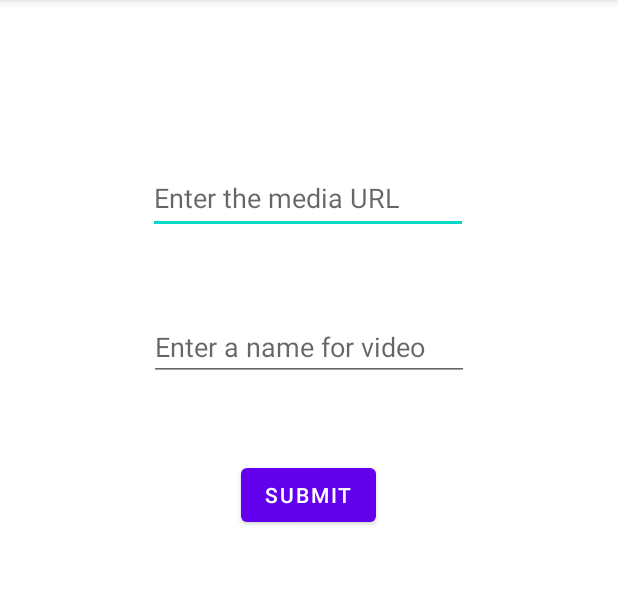
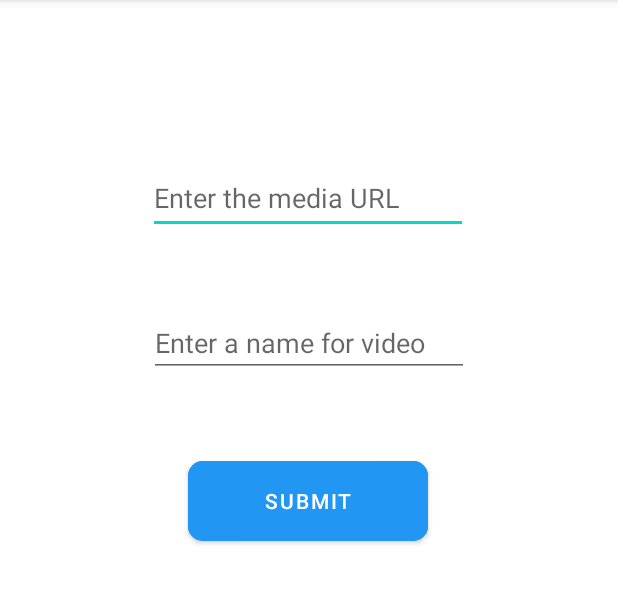
Before and after one commit to itsnitish22/Feedback-Prime, an Android app: the UrlAccept screen opened directly, with no data from a screen before it, on a phone screen of 412 x 824 dp, the part 84-688 px from its top. Run offline under Robolectric (Android 15) with nearby library versions, the light colour scheme and no system bars; network calls fail.

Commit message:
final changes made

```diff
--- a/app/src/main/AndroidManifest.xml
+++ b/app/src/main/AndroidManifest.xml
@@ -3,7 +3,8 @@
     xmlns:tools="http://schemas.android.com/tools"
     package="com.example.feedbackprime">
 
-    <uses-permission android:name="android.permission.INTERNET"/>
+    <uses-permission android:name="android.permission.INTERNET" />
+
     <application
         android:allowBackup="true"
         android:icon="@mipmap/ic_launcher"
@@ -12,6 +13,9 @@
         android:supportsRtl="true"
         android:theme="@style/Theme.FeedbackPrime"
         tools:replace="android:allowBackup,android:theme">
+        <activity
+            android:name=".VideoProcess"
+            android:exported="false" />
         <activity
             android:name=".Extraction"
             android:exported="false" />
--- a/app/src/main/java/com/example/feedbackprime/Extraction.kt
+++ b/app/src/main/java/com/example/feedbackprime/Extraction.kt
@@ -31,6 +31,7 @@ class Extraction : AppCompatActivity() {
         intent.putExtra("url",url)
         intent.putExtra("name",name)
         intent.putExtra("token",accessToken)
+//        startActivity(intent)
 
 
     }
@@ -52,6 +53,7 @@ class Extraction : AppCompatActivity() {
                 Log.i("Extraction", "API called second")
 //                val temp = it.getJSONObject("")
                 accessToken = it.getString("accessToken")
+                Toast.makeText(this,"Work in Progress",Toast.LENGTH_SHORT).show()
                 Log.i("Extraction",accessToken)
             }, {
                 Toast.makeText(this, "Error", Toast.LENGTH_SHORT).show()
--- a/app/src/main/res/layout/activity_extraction.xml
+++ b/app/src/main/res/layout/activity_extraction.xml
@@ -10,7 +10,10 @@
         android:id="@+id/access"
         android:layout_width="wrap_content"
         android:layout_height="wrap_content"
-        android:text="TextView"
+        android:fontFamily="sans-serif-medium"
+        android:text="Access Token Granted"
+        android:textAlignment="center"
+        android:textSize="25sp"
         app:layout_constraintBottom_toBottomOf="parent"
         app:layout_constraintEnd_toEndOf="parent"
         app:layout_constraintHorizontal_bias="0.498"
--- a/app/src/main/res/layout/activity_url_accept.xml
+++ b/app/src/main/res/layout/activity_url_accept.xml
@@ -9,6 +9,7 @@
 
     <EditText
         android:id="@+id/editTextTextPersonName"
+        style="@android:style/Widget.Material.EditText"
         android:layout_width="wrap_content"
         android:layout_height="wrap_content"
         android:ems="10"
@@ -20,13 +21,18 @@
         app:layout_constraintHorizontal_bias="0.497"
         app:layout_constraintStart_toStartOf="parent"
         app:layout_constraintTop_toTopOf="parent"
-        app:layout_constraintVertical_bias="0.15" />
+        app:layout_constraintVertical_bias="0.15">
+
+    </EditText>
 
     <Button
         android:id="@+id/submitButton"
-        android:layout_width="wrap_content"
-        android:layout_height="wrap_content"
+        android:layout_width="160dp"
+        android:layout_height="65dp"
+        android:backgroundTint="#2196F3"
         android:text="Submit"
+        android:textColor="#FFFFFF"
+        app:cornerRadius="10dp"
         app:layout_constraintBottom_toBottomOf="parent"
         app:layout_constraintEnd_toEndOf="parent"
         app:layout_constraintHorizontal_bias="0.498"
```
Also changed, not shown: app/src/main/java/com/example/feedbackprime/VideoProcess.kt (added, +54 -0 lines), app/src/main/res/layout/activity_main.xml (+6 -3 lines), app/src/main/res/layout/activity_video_process.xml (added, +16 -0 lines).
